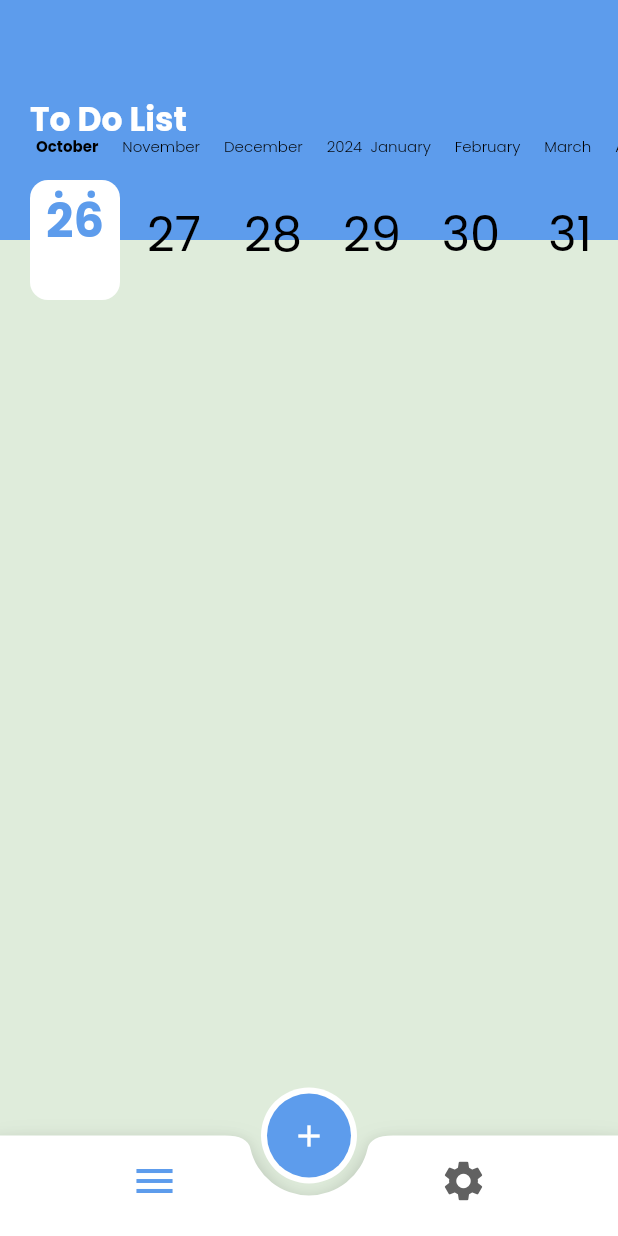
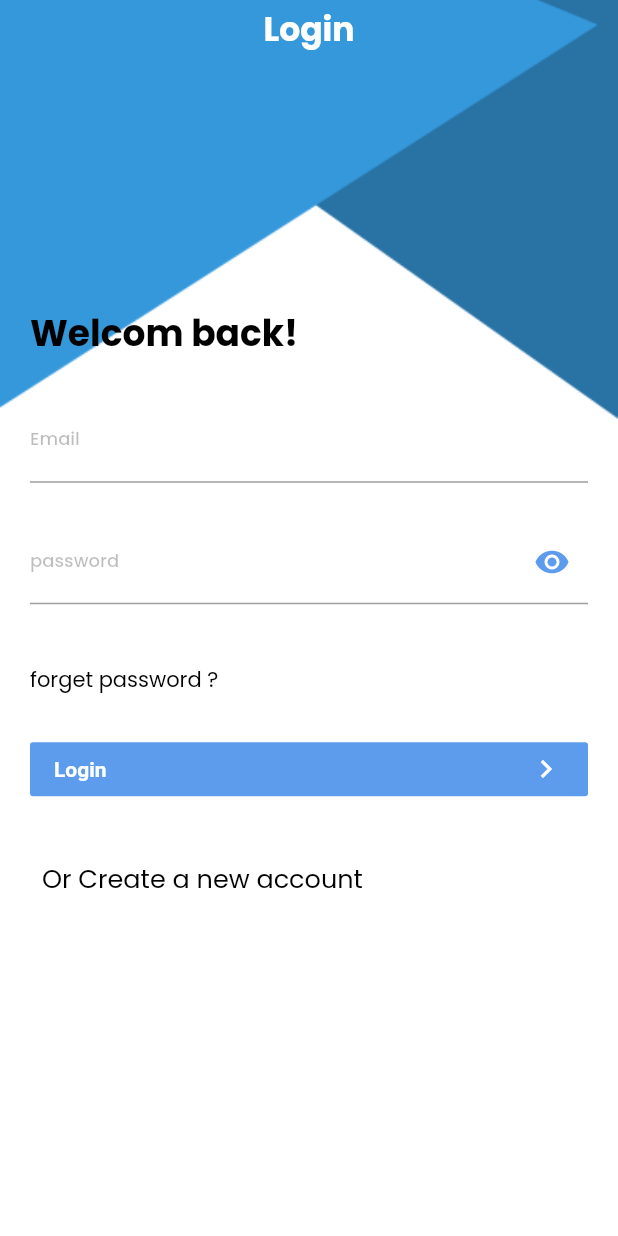
Before and after one commit to ZakariaAshraf/todo-app, a Flutter app: the screen it shows after launch, on a phone screen of 412 x 824 dp. Run offline on Flutter 3.47's test engine with Material 2 defaults, Android fonts, the phone set to English and light mode, and no system bars; drawn by our look-alikes of calendar_timeline; our stand-ins replace cloud_firestore, firebase_auth, firebase_core, flutter_easyloading, flutter_slidable, google_fonts; accounts and stored records are empty.

```diff
--- a/lib/core/network_layer/firestore_utils.dart
+++ b/lib/core/network_layer/firestore_utils.dart
@@ -28,4 +28,8 @@ class FirestoreUtils {
    var snapshot=await getCollection().get();
    return snapshot.docs.map((element) =>element.data()).toList();
   }
+ static Stream<QuerySnapshot<TaskModal>> getRealDataFromFirestore(){
+   var snapshot= getCollection().snapshots();
+   return snapshot;
+ }
 }
--- a/lib/core/widgets/bottom_sheet_widget.dart
+++ b/lib/core/widgets/bottom_sheet_widget.dart
@@ -71,8 +71,8 @@ class _BottomSheetWidgetState extends State<BottomSheetWidget> {
                     ShowCalendar(context);
                   },
                   child: Text(
+                    DateFormat.yMMMd().format(selectedTime),
                     textAlign: TextAlign.center,
-                    selectedTime.toString(),
                     style: theme.textTheme.bodyMedium!
                         .copyWith(color: theme.primaryColor),
                   ),
@@ -89,6 +89,7 @@ class _BottomSheetWidgetState extends State<BottomSheetWidget> {
                       isDone: false,
                     );
                     await FirestoreUtils.addDataToFirestore(modal);
+                    Navigator.pop(context);
                     print(titleController.text);
                   }
                 },
--- a/lib/core/widgets/custom_text_form_field.dart
+++ b/lib/core/widgets/custom_text_form_field.dart
@@ -1,20 +1,29 @@
 import 'package:flutter/material.dart';
 
 class CustomTextFormField extends StatelessWidget {
-  CustomTextFormField({Key? key, required this.title,required this.controller,this.validator,this.maxLines=1}) : super(key: key);
+  CustomTextFormField({Key? key,this.title,required this.controller,this.validator,this.maxLines=1, this.label, this.suffixIcon, this.obsecure=false,}) : super(key: key);
  final TextEditingController controller;
- final String title ;
+ final String? title ;
   final FormFieldValidator<String>? validator;
   final int maxLines;
+  final String? label;
+  final Widget? suffixIcon;
+ final bool obsecure;
   @override
   Widget build(BuildContext context) {
+    var theme = Theme.of(context);
     return TextFormField(
       keyboardType: TextInputType.name,
       maxLines: maxLines,
       validator: validator,
       controller: controller,
+      obscureText:obsecure,
       decoration: InputDecoration(
+        suffixIcon: suffixIcon,
+        suffixIconColor: theme.primaryColor,
         hintText: title,
+       labelText: label,
+        labelStyle: theme.textTheme.bodyMedium!.copyWith(color: Colors.black26),
       ),
     );
   }
--- a/lib/main.dart
+++ b/lib/main.dart
@@ -1,6 +1,9 @@
 import 'package:flutter/material.dart';
+import 'package:flutter_easyloading/flutter_easyloading.dart';
 import 'package:todo_app/home_layout/home_layout_view.dart';
 import 'package:todo_app/pages/home_view/home_view.dart';
+import 'package:todo_app/pages/login/login_view.dart';
+import 'package:todo_app/pages/register/register_view.dart';
 import 'package:todo_app/pages/splash_view/splash_view.dart';
 import 'package:firebase_core/firebase_core.dart';
 import 'firebase_options.dart';
@@ -33,7 +36,11 @@ class MyApp extends StatelessWidget {
         SplashScreen.routeName:(context) => SplashScreen(),
         HomeLayoutView.routeName:(context) => HomeLayoutView(),
         HomeView.routeName:(context) => HomeView(),
+        LoginView.routeName:(context) =>LoginView(),
+        RegisterView.routeName:(context) => RegisterView(),
+
       },
+      builder: EasyLoading.init(),
     );
   }
 }
--- a/lib/pages/home_view/home_view.dart
+++ b/lib/pages/home_view/home_view.dart
@@ -1,4 +1,5 @@
 import 'package:calendar_timeline/calendar_timeline.dart';
+import 'package:cloud_firestore/cloud_firestore.dart';
 import 'package:flutter/material.dart';
 import 'package:todo_app/core/network_layer/firestore_utils.dart';
 import 'package:todo_app/core/widgets/task_item_widget.dart';
@@ -48,8 +49,52 @@ class HomeView extends StatelessWidget {
           ],
         ),
         SizedBox(height: 40),
-        FutureBuilder<List<TaskModal>>(
-          future: FirestoreUtils.getDataFromFirestore(
+        // FutureBuilder<List<TaskModal>>(
+        //   future: FirestoreUtils.getDataFromFirestore(
+        //
+        //   ),
+        //   builder: (context, snapshot) {
+        //     if(snapshot.hasError){
+        //       return Column(
+        //         mainAxisAlignment: MainAxisAlignment.center,
+        //         children: [
+        //           Text(snapshot.error.toString()),
+        //           SizedBox(height: 40),
+        //           IconButton(onPressed: () {
+        //             //call the api
+        //           }, icon: Icon(
+        //             Icons.refresh,
+        //           ))
+        //         ],
+        //
+        //
+        //       );
+        //     }
+        //     if(snapshot.connectionState==ConnectionState.waiting) {
+        //       return Center(
+        //         child: CircularProgressIndicator(
+        //           color: theme.primaryColor,
+        //         ),
+        //       );
+        //     }
+        //     var tasksList = snapshot.data ?? [];
+        //     return Expanded(
+        //         child: ListView.builder(
+        //           padding: EdgeInsets.zero,
+        //           itemBuilder: (context, index) => TaskItemWidget(taskModal: tasksList[index]),
+        //           itemCount: tasksList.length,
+        //         ));
+        //   },
+        // ),
+
+        // Expanded(
+        //     child: ListView.builder(
+        //       padding: EdgeInsets.zero,
+        //   itemBuilder: (context, index) => TaskItemWidget(),
+        //   itemCount: 5,
+        // )),
+        StreamBuilder<QuerySnapshot<TaskModal>>(
+          stream: FirestoreUtils.getRealDataFromFirestore(
 
           ),
           builder: (context, snapshot) {
@@ -76,7 +121,7 @@ class HomeView extends StatelessWidget {
                 ),
               );
             }
-            var tasksList = snapshot.data ?? [];
+           var tasksList = snapshot.data?.docs.map((e) => e.data()).toList() ?? [];
             return Expanded(
                 child: ListView.builder(
                   padding: EdgeInsets.zero,
@@ -85,12 +130,7 @@ class HomeView extends StatelessWidget {
                 ));
           },
         ),
-        // Expanded(
-        //     child: ListView.builder(
-        //       padding: EdgeInsets.zero,
-        //   itemBuilder: (context, index) => TaskItemWidget(),
-        //   itemCount: 5,
-        // )),
+
       ],
     );
   }
--- /dev/null
+++ b/lib/pages/login/login_view.dart
@@ -0,0 +1,202 @@
+import 'package:firebase_auth/firebase_auth.dart';
+import 'package:flutter/cupertino.dart';
+import 'package:flutter/material.dart';
+import 'package:flutter_easyloading/flutter_easyloading.dart';
+import 'package:todo_app/core/widgets/custom_text_form_field.dart';
+import 'package:todo_app/home_layout/home_layout_view.dart';
+import 'package:todo_app/pages/register/register_view.dart';
+
+class LoginView extends StatefulWidget {
+  static const String routeName = "login";
+
+  LoginView({Key? key}) : super(key: key);
+
+  @override
+  State<LoginView> createState() => _LoginViewState();
+}
+
+class _LoginViewState extends State<LoginView> {
+  TextEditingController emailController = new TextEditingController();
+
+  TextEditingController passwordController = new TextEditingController();
+
+  bool isVisabile = false;
+
+  var formKey = GlobalKey<FormState>();
+
+  @override
+  Widget build(BuildContext context) {
+    var theme = Theme.of(context);
+    return Container(
+      decoration: BoxDecoration(
+          color: Colors.white,
+          image: DecorationImage(
+            fit: BoxFit.cover,
+            image: AssetImage(
+              "assets/images/login_pattern.png",
+            ),
+          )),
+      child: Scaffold(
+        backgroundColor: Colors.transparent,
+        appBar: AppBar(
+          toolbarHeight: 40,
+          elevation: 0,
+          centerTitle: true,
+          backgroundColor: Colors.transparent,
+          title: Text(
+            "Login",
+            style: theme.textTheme.titleLarge!.copyWith(
+              color: Colors.white,
+            ),
+          ),
+        ),
+        body: Padding(
+          padding: const EdgeInsets.symmetric(horizontal: 20.0),
+          child: Form(
+            key: formKey,
+            child: SingleChildScrollView(
+              child: Column(
+                crossAxisAlignment: CrossAxisAlignment.stretch,
+                children: [
+                  SizedBox(
+                    height: MediaQuery.of(context).size.height * 0.20,
+                  ),
+                  Text(
+                    textAlign: TextAlign.start,
+                    "Welcom back! ",
+                    style: theme.textTheme.bodyLarge!.copyWith(
+                      fontSize: 24,
+                      color: Colors.black,
+                    ),
+                  ),
+                  SizedBox(
+                    height: 25,
+                  ),
+                  CustomTextFormField(
+                    validator: (value) {
+                      if (value == null || value.trim().isEmpty) {
+                        return "Please enter your e-mail address";
+                      }
+                      var regex = RegExp(
+                          r"^[a-zA-Z0-9.a-zA-Z0-9.!#$%&'*+-/=?^_`{|}~]+@[a-zA-Z0-9]+\.[a-zA-Z]+");
+                      if (!regex.hasMatch(value)) {
+                        return "invalid e-mail address";
+                      }
+                    },
+                    controller: emailController,
+                    label: "Email",
+                  ),
+                  const SizedBox(
+                    height: 25,
+                  ),
+                  CustomTextFormField(
+                    obsecure: !isVisabile,
+                    validator: (value) {
+                      if (value == null || value.trim().isEmpty) {
+                        return "Please enter your password";
+                      }
+                      return null;
+                    },
+                    suffixIcon: GestureDetector(
+                      onTap: () {
+                        isVisabile = !isVisabile;
+                        setState(() {});
+                      },
+                      child: isVisabile == true
+                          ? Icon(Icons.visibility_off_outlined)
+                          : Icon(Icons.visibility),
+                    ),
+                    controller: passwordController,
+                    label: "password",
+                  ),
+                  const SizedBox(
+                    height: 40,
+                  ),
+                  Text(
+                    textAlign: TextAlign.start,
+                    "forget password ? ",
+                    style: theme.textTheme.bodyLarge!.copyWith(
+                      fontSize: 14,
+                      color: Colors.black,
+                      fontWeight: FontWeight.normal,
+                    ),
+                  ),
+                  const SizedBox(
+                    height: 25,
+                  ),
+                  MaterialButton(
+                    onPressed: () {
+                      login();
+                    },
+                    elevation: 0,
+                    color: theme.primaryColor,
+                    child: const Row(
+                      mainAxisAlignment: MainAxisAlignment.spaceBetween,
+                      children: [
+                        Text(
+                          textAlign: TextAlign.start,
+                          "Login",
+                          style: TextStyle(
+                            color: Colors.white,
+                            fontWeight: FontWeight.bold,
+                            fontSize: 14,
+                          ),
+                        ),
+                        Icon(color: Colors.white, Icons.navigate_next),
+                      ],
+                    ),
+                  ),
+                  const SizedBox(
+                    height: 25,
+                  ),
+                  Align(
+                    alignment: Alignment.centerLeft,
+                    child: TextButton(
+                      onPressed: () {
+                        Navigator.pushNamed(context, RegisterView.routeName);
+                      },
+                      child: Text(
+                        textAlign: TextAlign.start,
+                        "Or Create a new account ",
+                        style: theme.textTheme.bodyLarge!.copyWith(
+                          fontSize: 17,
+                          color: Colors.black,
+                          fontWeight: FontWeight.normal,
+                        ),
+                      ),
+                    ),
+                  ),
+                  const SizedBox(
+                    height: 90,
+                  ),
+                ],
+              ),
+            ),
+          ),
+        ),
+      ),
+    );
+  }
+
+  login() async {
+    if (formKey.currentState!.validate()) {
+      EasyLoading.show();
+      try {
+        //call api
+        final credential = await FirebaseAuth.instance
+            .signInWithEmailAndPassword(
+                email: emailController.text, password: passwordController.text);
+        EasyLoading.dismiss();
+        Navigator.pushNamedAndRemoveUntil(context, HomeLayoutView.routeName, (route) => false);
+        print(credential.user?.uid);
+
+      } on FirebaseAuthException catch (e) {
+        if (e.code == 'user-not-found') {
+          print('No user found for that email.');
+        } else if (e.code == 'wrong-password') {
+          print('Wrong password provided for that user.');
+        }
+      }
+    }
+  }
+}
--- a/lib/pages/splash_view/splash_view.dart
+++ b/lib/pages/splash_view/splash_view.dart
@@ -2,6 +2,7 @@ import 'dart:async';
 
 import 'package:flutter/material.dart';
 import 'package:todo_app/home_layout/home_layout_view.dart';
+import 'package:todo_app/pages/login/login_view.dart';
 
 class SplashScreen extends StatelessWidget {
   static const String routeName = "Splash-Screen";
@@ -9,7 +10,7 @@ class SplashScreen extends StatelessWidget {
   @override
   Widget build(BuildContext context) {
     Timer(Duration(seconds: 3),(){
-      Navigator.pushNamedAndRemoveUntil(context, HomeLayoutView.routeName, (route) => false);
+      Navigator.pushNamedAndRemoveUntil(context, LoginView.routeName, (route) => false);
     });
     var mediaQuery=MediaQuery.of(context).size;
     return Scaffold(
--- a/pubspec.yaml
+++ b/pubspec.yaml
@@ -36,10 +36,13 @@ dependencies:
   firebase_core: ^2.17.0
   cloud_firestore: ^4.9.3
   intl: ^0.18.1
+  bot_toast: ^4.1.3
 
   # The following adds the Cupertino Icons font to your application.
   # Use with the CupertinoIcons class for iOS style icons.
   cupertino_icons: ^1.0.2
+  firebase_auth: ^4.11.1
+  flutter_easyloading: ^3.0.5
 
 dev_dependencies:
   flutter_test:
```
Also changed, not shown: lib/core/widgets/task_item_widget.dart (+7 -3 lines), lib/pages/register/register_view.dart (added, +175 -0 lines), assets/images/login_pattern.png (added), pubspec.lock, 3 other files.
